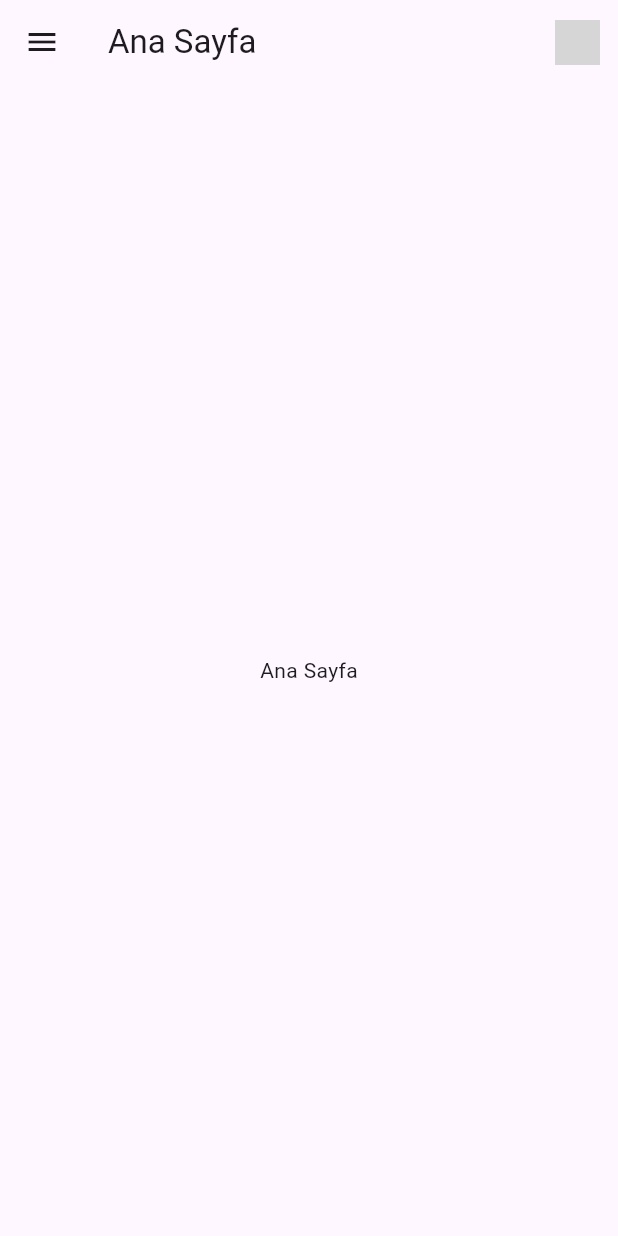
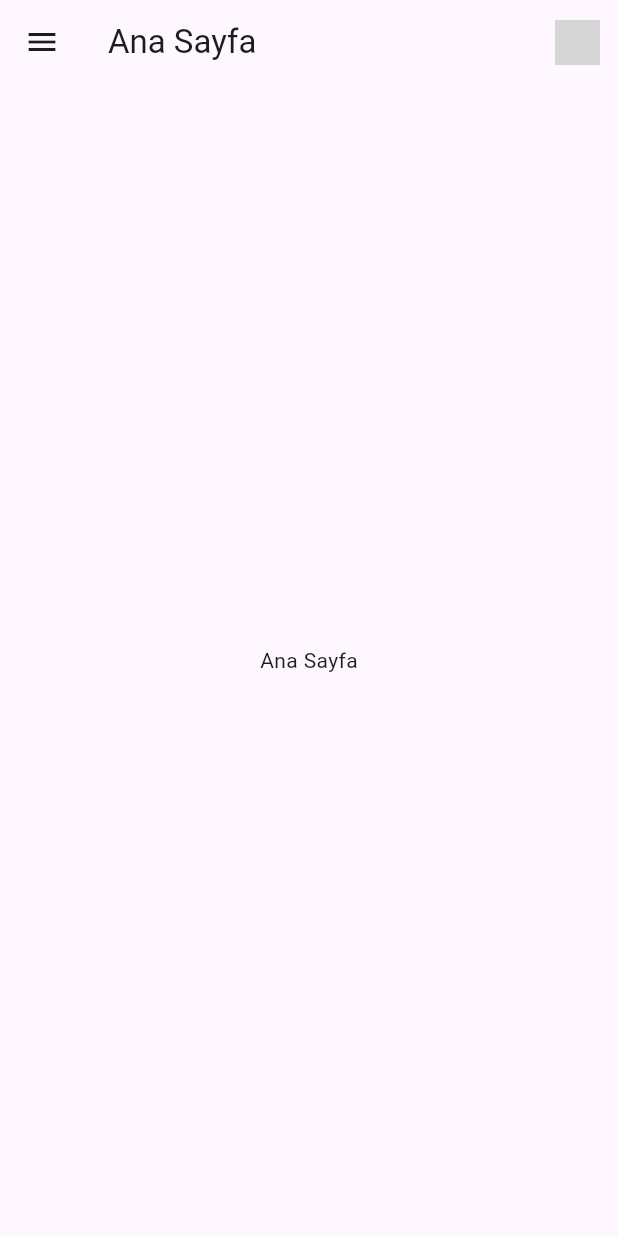
Before and after one commit to taladra/dictionary_app, a Flutter app: the screen it shows after launch, on a phone screen of 412 x 824 dp. Run offline on Flutter 3.47's test engine with Material 3 defaults, Android fonts, the phone set to English and light mode, and no system bars; grey boxes are pictures that could not be loaded.

Commit message:
drawer and appbar updates

```diff
--- a/lib/main.dart
+++ b/lib/main.dart
@@ -81,13 +81,13 @@ class CustomAppBar extends StatelessWidget implements PreferredSizeWidget{
     );
   }
 
-  @override
-  Size get prefferedSize => Size.fromHeight(kToolbarHeight);
+  //@override
+  //Size get prefferedSize => Size.fromHeight(kToolbarHeight);
 
   @override
   // TODO: implement preferredSize
   Size get preferredSize{
-    return new Size.fromHeight(70.0);
+    return Size.fromHeight(kToolbarHeight);
   }
 
 }
```
